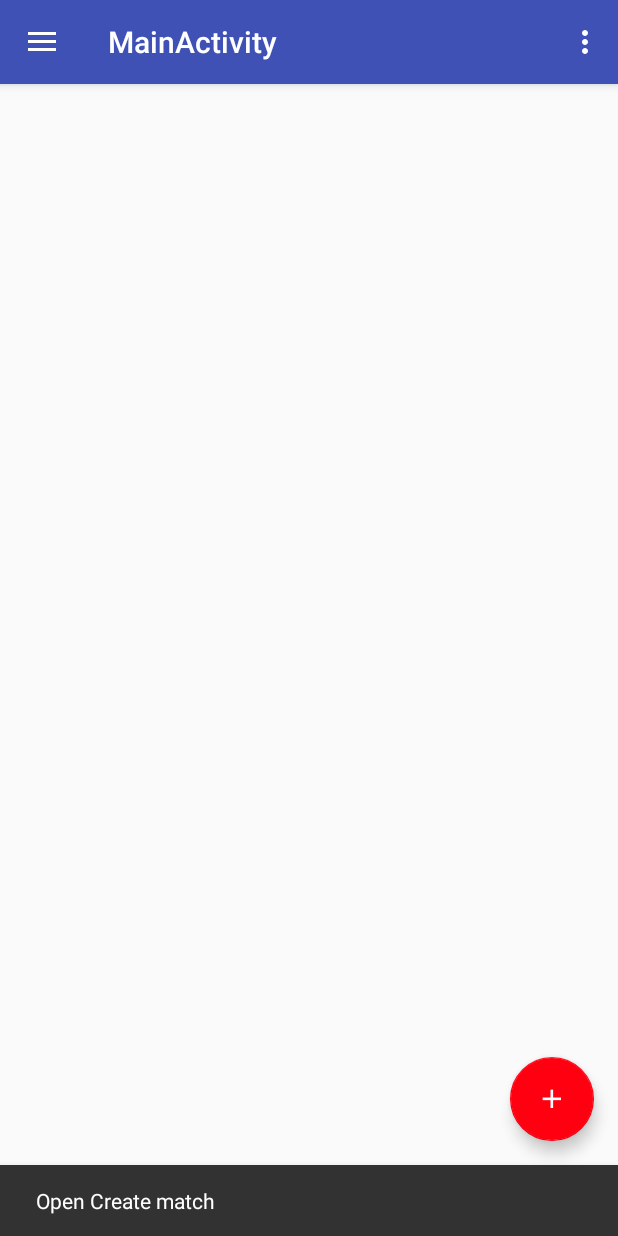
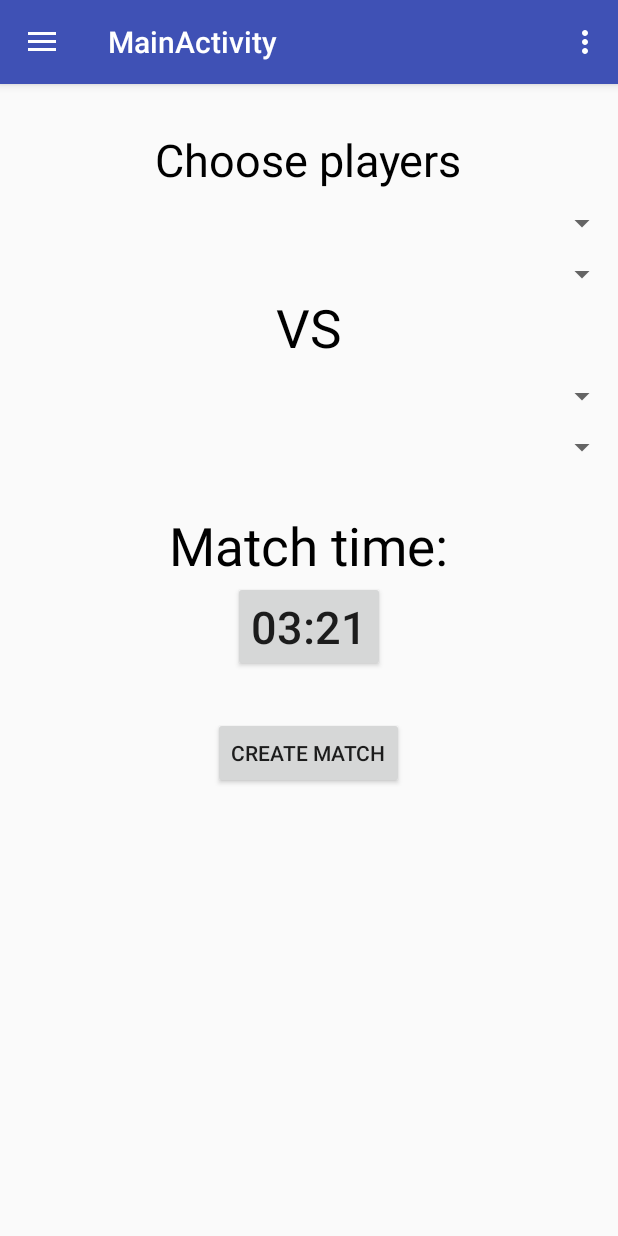
Before and after one commit to pablito1410/chill-kazirod-team, an Android app: the MainActivity screen opened directly, with no data from a screen before it, after a tap on an icon or button, on a phone screen of 412 x 824 dp. Run offline under Robolectric (Android 15) with nearby library versions, the phone set to English and light mode, and no system bars.

Commit message:
created match fragment xml, part of logic

```diff
--- a/mobile/app/build.gradle
+++ b/mobile/app/build.gradle
@@ -20,6 +20,7 @@ android {
 
 dependencies {
 
+    implementation 'joda-time:joda-time:2.9.4'
     implementation 'com.squareup.retrofit2:retrofit:2.3.0'
     implementation fileTree(dir: 'libs', include: ['*.jar'])
     implementation 'com.android.support:appcompat-v7:26.1.0'
--- a/mobile/app/src/main/java/chillout/hackaton/tablefootballclient/activity/MainActivity.java
+++ b/mobile/app/src/main/java/chillout/hackaton/tablefootballclient/activity/MainActivity.java
@@ -17,10 +17,15 @@ import android.view.Menu;
 import android.view.MenuItem;
 
 import chillout.hackaton.tablefootballclient.R;
+import chillout.hackaton.tablefootballclient.fragment.CreateMatchFragment;
 import chillout.hackaton.tablefootballclient.fragment.MatchesListFragment;
 
 public class MainActivity extends AppCompatActivity
         implements NavigationView.OnNavigationItemSelectedListener {
+
+
+    private FloatingActionButton fab;
+
 
     @Override
     protected void onCreate(Bundle savedInstanceState) {
@@ -29,13 +34,14 @@ public class MainActivity extends AppCompatActivity
         Toolbar toolbar = (Toolbar) findViewById(R.id.toolbar);
         setSupportActionBar(toolbar);
 
-        FloatingActionButton fab = (FloatingActionButton) findViewById(R.id.fab);
+        fab = (FloatingActionButton) findViewById(R.id.fab);
         fab.setOnClickListener(new View.OnClickListener() {
             @Override
             public void onClick(View view) {
-                //TODO  move to creating fragment
-                Snackbar.make(view, "Open Create match", Snackbar.LENGTH_LONG)
-                       .show();
+                Fragment fragment = new CreateMatchFragment();
+                moveToFragment(fragment);
+//                Snackbar.make(view, "Open Create match", Snackbar.LENGTH_LONG)
+//                       .show();
             }
         });
 
@@ -117,4 +123,8 @@ public class MainActivity extends AppCompatActivity
         setTitle(item.getTitle());
         return true;
     }
+
+    public void setFabVisibility(int visibility){
+        fab.setVisibility(visibility);
+    }
 }
--- a/mobile/app/src/main/java/chillout/hackaton/tablefootballclient/fragment/CreateMatchFragment.java
+++ b/mobile/app/src/main/java/chillout/hackaton/tablefootballclient/fragment/CreateMatchFragment.java
@@ -1,13 +1,19 @@
 package chillout.hackaton.tablefootballclient.fragment;
 
 
+import android.app.TimePickerDialog;
 import android.os.Bundle;
 import android.support.v4.app.Fragment;
 import android.view.LayoutInflater;
 import android.view.View;
 import android.view.ViewGroup;
+import android.widget.Button;
+import android.widget.TimePicker;
+
+import org.joda.time.DateTime;
 
 import chillout.hackaton.tablefootballclient.R;
+import chillout.hackaton.tablefootballclient.activity.MainActivity;
 
 
 /**
@@ -16,16 +22,60 @@ import chillout.hackaton.tablefootballclient.R;
 public class CreateMatchFragment extends Fragment {
 
 
+    private View mFragmentView;
+
+    private DateTime matchTime = DateTime.now();
+
+    private Button timeButton;
+
+
     public CreateMatchFragment() {
         // Required empty public constructor
     }
+
 
 
     @Override
     public View onCreateView(LayoutInflater inflater, ViewGroup container,
                              Bundle savedInstanceState) {
         // Inflate the layout for this fragment
-        return inflater.inflate(R.layout.fragment_create_match, container, false);
+        mFragmentView = inflater.inflate(R.layout.fragment_create_match, container, false);
+        timeButton = (Button)  mFragmentView.findViewById(R.id.timeEditText);
+
+        setupTimeButton();
+        return mFragmentView;
+    }
+
+    private void setupTimeButton() {
+        timeButton.setText(matchTime.toString("hh:mm"));
+        timeButton.setOnClickListener(new View.OnClickListener() {
+            @Override
+            public void onClick(View view) {
+                TimePickerDialog mTimePicker;
+                mTimePicker = new TimePickerDialog(getContext(), new TimePickerDialog.OnTimeSetListener() {
+                    @Override
+                    public void onTimeSet(TimePicker timePicker, int selectedHour, int selectedMinute) {
+                       matchTime = DateTime.now().withTime(selectedHour,selectedMinute,0,0);
+                       timeButton.setText(matchTime.toString("hh:mm"));
+                    }
+                }, matchTime.getHourOfDay(), matchTime.getMinuteOfHour(),true);
+                mTimePicker.show();
+            }
+        });
+    }
+
+    @Override
+    public void onResume() {
+
+        super.onResume();
+        ((MainActivity) getActivity()).setFabVisibility(View.GONE);
+    }
+
+    @Override
+    public void onPause() {
+
+        super.onPause();
+        ((MainActivity) getActivity()).setFabVisibility(View.VISIBLE);
     }
 
 }
--- a/mobile/app/src/main/res/layout/fragment_create_match.xml
+++ b/mobile/app/src/main/res/layout/fragment_create_match.xml
@@ -1,39 +1,82 @@
-<RelativeLayout xmlns:android="http://schemas.android.com/apk/res/android"
+<LinearLayout xmlns:android="http://schemas.android.com/apk/res/android"
     xmlns:tools="http://schemas.android.com/tools"
     android:layout_width="match_parent"
     android:layout_height="match_parent"
+    android:orientation="vertical"
     tools:context="chillout.hackaton.tablefootballclient.fragment.CreateMatchFragment">
 
 
     <TextView
+        android:layout_marginTop="30dp"
+
         android:id="@+id/choosePlayersTV"
         android:layout_width="wrap_content"
         android:layout_height="wrap_content"
-        android:layout_centerHorizontal="true"
+        android:layout_gravity="center_horizontal"
         android:text="@string/choose_players"
-        android:textSize="30sp"/>
+        android:textSize="30sp"
+        android:textColor="@android:color/black"/>
 
     <Spinner
         android:id="@+id/spinnerYou"
-        android:layout_below="@id/choosePlayersTV"
         android:layout_width="match_parent"
         android:layout_height="wrap_content"
         android:layout_marginTop="10dp"/>
 
     <Spinner
         android:id="@+id/spinnerFriend"
-        android:layout_below="@id/spinnerYou"
         android:layout_width="match_parent"
         android:layout_height="wrap_content"
         android:layout_marginTop="10dp"/>
 
 
     <TextView
-        android:layout_below="@id/spinnerFriend"
+        android:layout_width="wrap_content"
+        android:layout_height="wrap_content"
+        android:text="VS"
+        android:textColor="@android:color/black"
+        android:textSize="35sp"
+        android:layout_gravity="center_horizontal"
+        />
+
+    <Spinner
+        android:id="@+id/spinnerOpponentOne"
         android:layout_width="match_parent"
         android:layout_height="wrap_content"
-        android:text="VS"
-        android:layout_centerHorizontal="true"
+        android:layout_marginTop="10dp" />
+
+    <Spinner
+        android:id="@+id/spinnerOpponentTwo"
+        android:layout_width="match_parent"
+        android:layout_height="wrap_content"
+        android:layout_marginTop="10dp"/>
+
+
+    <TextView
+        android:layout_marginTop="30dp"
+        android:layout_width="wrap_content"
+        android:layout_height="wrap_content"
+        android:text="@string/match_time"
+        android:textColor="@android:color/black"
+        android:textSize="35sp"
+        android:layout_gravity="center_horizontal" />
+
+
+    <Button
+        android:id="@+id/timeEditText"
+        android:focusable="false"
+        android:layout_width="wrap_content"
+        android:layout_height="wrap_content"
+        android:text="00:00"
+        android:textSize="30sp"
+        android:layout_gravity="center_horizontal"/>
+
+    <Button
+        android:layout_marginTop="30dp"
+        android:id="@+id/createMatchButton"
+        android:layout_width="wrap_content"
+        android:layout_height="wrap_content"
+        android:text="@string/create_match"
+        android:layout_gravity="center_horizontal"
         />
-
-</RelativeLayout>
+</LinearLayout>
--- /dev/null
+++ b/mobile/app/src/main/res/layout/spinner_item.xml
@@ -0,0 +1,7 @@
+<?xml version="1.0" encoding="utf-8"?>
+<TextView xmlns:android="http://schemas.android.com/apk/res/android"
+    android:layout_width="match_parent"
+    android:layout_height="match_parent"
+    android:textSize="20sp"
+    android:gravity="center"
+    android:textColor="@android:color/black"/>
--- a/mobile/app/src/main/res/values/strings.xml
+++ b/mobile/app/src/main/res/values/strings.xml
@@ -29,4 +29,6 @@
     <!-- TODO: Remove or change this placeholder text -->
     <string name="hello_blank_fragment">Hello blank fragment</string>
     <string name="choose_players">Choose players</string>
+    <string name="match_time">Match time:</string>
+    <string name="create_match">Create match</string>
 </resources>
```
